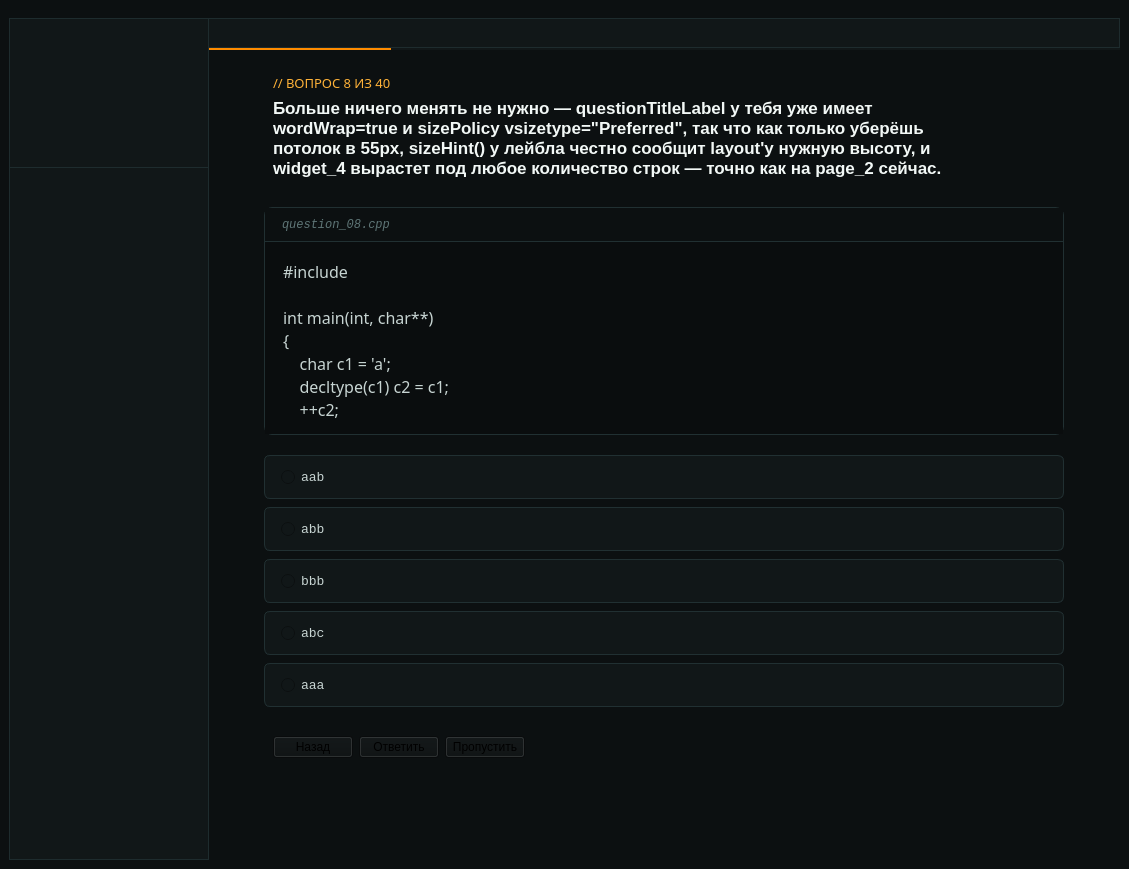
Above: src/mainwindow.ui from Krona-org/CodeForge before the change. Below: the same form after it.
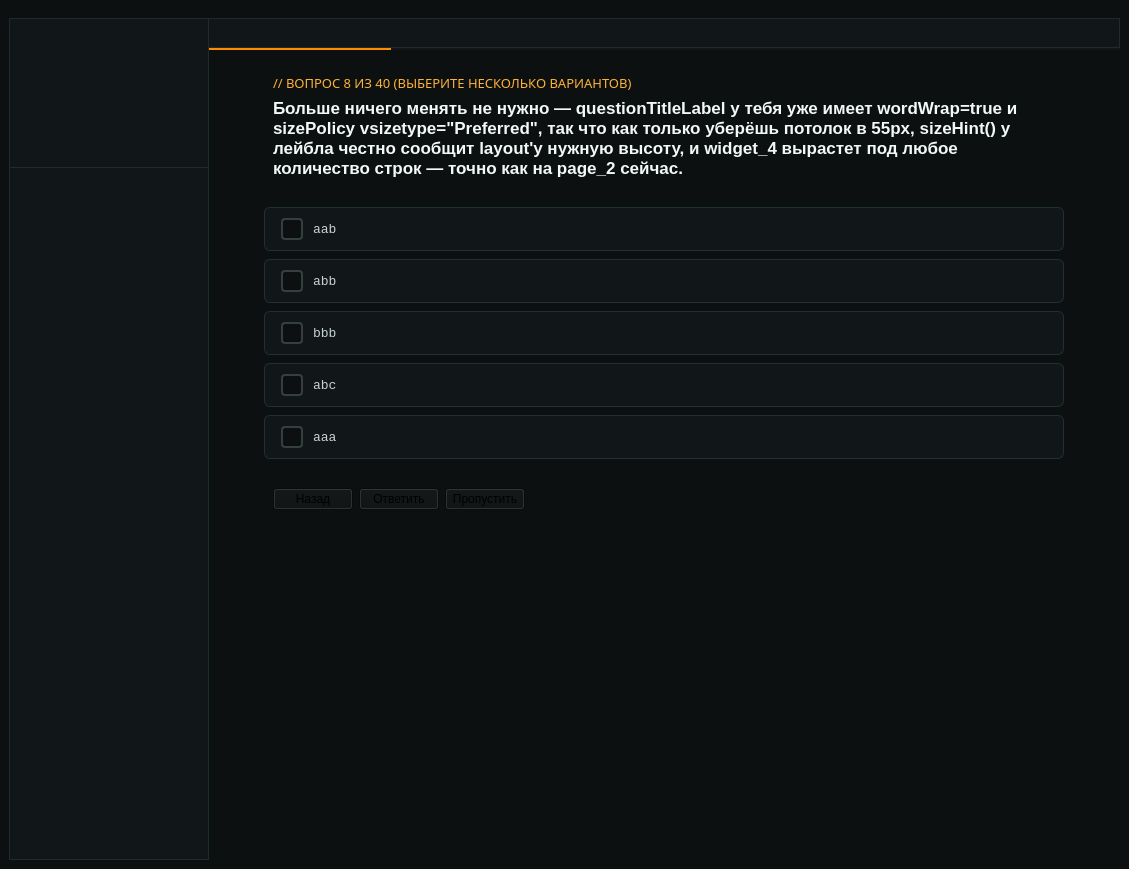
That is the form after the change. Custom widgets are drawn as their Qt base class.

Commit message: добавил page3 в несколькими ответами

The edit to the form file:
```diff
--- a/src/mainwindow.ui
+++ b/src/mainwindow.ui
@@ -86,7 +86,7 @@
           <item>
            <widget class="QStackedWidget" name="stackedWidget">
             <property name="currentIndex">
-             <number>0</number>
+             <number>2</number>
             </property>
             <widget class="QWidget" name="page">
              <layout class="QGridLayout" name="gridLayout_3">
@@ -1107,6 +1107,554 @@
               </item>
              </layout>
             </widget>
+            <widget class="QWidget" name="page_3">
+             <layout class="QGridLayout" name="gridLayout_9">
+              <property name="leftMargin">
+               <number>0</number>
+              </property>
+              <property name="topMargin">
+               <number>6</number>
+              </property>
+              <property name="rightMargin">
+               <number>0</number>
+              </property>
+              <property name="bottomMargin">
+               <number>6</number>
+              </property>
+              <property name="spacing">
+               <number>0</number>
+              </property>
+              <item row="0" column="0">
+               <widget class="SmoothScrollArea" name="scrollArea_3">
+                <property name="styleSheet">
+                 <string notr="true">QScrollArea {
+    border: 0px;
+}
+QScrollBar:vertical {
+    background: rgb(12, 16, 17);
+    width: 2px;
+    margin: 0px;
+}
+QScrollBar::handle:vertical {
+    background: rgb(255, 140, 0);
+    border-radius: 3px;
+    min-height: 24px;
+}
+QScrollBar::handle:vertical:hover {
+    background: rgb(255, 178, 56);
+}
+QScrollBar::add-line:vertical, QScrollBar::sub-line:vertical {
+    height: 0px;
+}
+QScrollBar::add-page:vertical, QScrollBar::sub-page:vertical {
+    background: none;
+}</string>
+                </property>
+                <property name="widgetResizable">
+                 <bool>true</bool>
+                </property>
+                <widget class="QWidget" name="scrollAreaWidgetContents_3">
+                 <property name="geometry">
+                  <rect>
+                   <x>0</x>
+                   <y>0</y>
+                   <width>917</width>
+                   <height>777</height>
+                  </rect>
+                 </property>
+                 <layout class="QGridLayout" name="gridLayout_10">
+                  <property name="verticalSpacing">
+                   <number>20</number>
+                  </property>
+                  <item row="1" column="0">
+                   <widget class="QWidget" name="optionsWidget_3" native="true">
+                    <property name="sizePolicy">
+                     <sizepolicy hsizetype="Preferred" vsizetype="Fixed">
+                      <horstretch>0</horstretch>
+                      <verstretch>0</verstretch>
+                     </sizepolicy>
+                    </property>
+                    <property name="maximumSize">
+                     <size>
+                      <width>800</width>
+                      <height>16777215</height>
+                     </size>
+                    </property>
+                    <layout class="QVBoxLayout" name="optionsLayout_3">
+                     <property name="spacing">
+                      <number>8</number>
+                     </property>
+                     <property name="leftMargin">
+                      <number>0</number>
+                     </property>
+                     <property name="topMargin">
+                      <number>0</number>
+                     </property>
+                     <property name="rightMargin">
+                      <number>0</number>
+                     </property>
+                     <property name="bottomMargin">
+                      <number>0</number>
+                     </property>
+                     <item>
+                      <widget class="QCheckBox" name="optionCheck1_3">
+                       <property name="sizePolicy">
+                        <sizepolicy hsizetype="Expanding" vsizetype="Fixed">
+                         <horstretch>0</horstretch>
+                         <verstretch>0</verstretch>
+                        </sizepolicy>
+                       </property>
+                       <property name="minimumSize">
+                        <size>
+                         <width>0</width>
+                         <height>44</height>
+                        </size>
+                       </property>
+                       <property name="maximumSize">
+                        <size>
+                         <width>800</width>
+                         <height>16777215</height>
+                        </size>
+                       </property>
+                       <property name="font">
+                        <font>
+                         <family>Consolas</family>
+                         <pointsize>10</pointsize>
+                        </font>
+                       </property>
+                       <property name="styleSheet">
+                        <string notr="true">QCheckBox {
+    background-color: rgb(17, 23, 24);
+    color: rgb(199, 212, 210);
+    border: 1px solid rgb(33, 48, 50);
+    border-radius: 6px;
+    padding-left: 16px;
+    spacing: 10px;
+}
+QCheckBox:hover {
+    background-color: rgb(22, 30, 32);
+    border-color: rgb(51, 64, 63);
+}
+QCheckBox::indicator {
+    width: 18px;
+    height: 18px;
+    border: 2px solid rgb(51, 64, 63);
+    border-radius: 4px;
+    background-color: rgb(12, 16, 17);
+}
+QCheckBox::indicator:hover {
+    border-color: rgb(94, 117, 118);
+}
+QCheckBox::indicator:checked {
+    background-color: rgb(64, 156, 255);
+    border-color: rgb(64, 156, 255);
+}
+QCheckBox::indicator:checked:hover {
+    background-color: rgb(102, 178, 255);
+    border-color: rgb(102, 178, 255);
+}
+</string>
+                       </property>
+                       <property name="text">
+                        <string>aab</string>
+                       </property>
+                      </widget>
+                     </item>
+                     <item>
+                      <widget class="QCheckBox" name="optionCheck2_3">
+                       <property name="sizePolicy">
+                        <sizepolicy hsizetype="Expanding" vsizetype="Fixed">
+                         <horstretch>0</horstretch>
+                         <verstretch>0</verstretch>
+                        </sizepolicy>
+                       </property>
+                       <property name="minimumSize">
+                        <size>
+                         <width>0</width>
+                         <height>44</height>
+                        </size>
+                       </property>
+                       <property name="maximumSize">
+                        <size>
+                         <width>800</width>
+                         <height>16777215</height>
+                        </size>
+                       </property>
+                       <property name="font">
+                        <font>
+                         <family>Consolas</family>
+                         <pointsize>10</pointsize>
+                        </font>
+                       </property>
+                       <property name="styleSheet">
+                        <string notr="true">QCheckBox {
+    background-color: rgb(17, 23, 24);
+    color: rgb(199, 212, 210);
+    border: 1px solid rgb(33, 48, 50);
+    border-radius: 6px;
+    padding-left: 16px;
+    spacing: 10px;
+}
+QCheckBox:hover {
+    background-color: rgb(22, 30, 32);
+    border-color: rgb(51, 64, 63);
+}
+QCheckBox::indicator {
+    width: 18px;
+    height: 18px;
+    border: 2px solid rgb(51, 64, 63);
+    border-radius: 4px;
+    background-color: rgb(12, 16, 17);
+}
+QCheckBox::indicator:hover {
+    border-color: rgb(94, 117, 118);
+}
+QCheckBox::indicator:checked {
+    background-color: rgb(64, 156, 255);
+    border-color: rgb(64, 156, 255);
+}
+QCheckBox::indicator:checked:hover {
+    background-color: rgb(102, 178, 255);
+    border-color: rgb(102, 178, 255);
+}
+</string>
+                       </property>
+                       <property name="text">
+                        <string>abb</string>
+                       </property>
+                      </widget>
+                     </item>
+                     <item>
+                      <widget class="QCheckBox" name="optionCheck3_3">
+                       <property name="sizePolicy">
+                        <sizepolicy hsizetype="Expanding" vsizetype="Fixed">
+                         <horstretch>0</horstretch>
+                         <verstretch>0</verstretch>
+                        </sizepolicy>
+                       </property>
+                       <property name="minimumSize">
+                        <size>
+                         <width>0</width>
+                         <height>44</height>
+                        </size>
+                       </property>
+                       <property name="maximumSize">
+                        <size>
+                         <width>800</width>
+                         <height>16777215</height>
+                        </size>
+                       </property>
+                       <property name="font">
+                        <font>
+                         <family>Consolas</family>
+                         <pointsize>10</pointsize>
+                        </font>
+                       </property>
+                       <property name="styleSheet">
+                        <string notr="true">QCheckBox {
+    background-color: rgb(17, 23, 24);
+    color: rgb(199, 212, 210);
+    border: 1px solid rgb(33, 48, 50);
+    border-radius: 6px;
+    padding-left: 16px;
+    spacing: 10px;
+}
+QCheckBox:hover {
+    background-color: rgb(22, 30, 32);
+    border-color: rgb(51, 64, 63);
+}
+QCheckBox::indicator {
+    width: 18px;
+    height: 18px;
+    border: 2px solid rgb(51, 64, 63);
+    border-radius: 4px;
+    background-color: rgb(12, 16, 17);
+}
+QCheckBox::indicator:hover {
+    border-color: rgb(94, 117, 118);
+}
+QCheckBox::indicator:checked {
+    background-color: rgb(64, 156, 255);
+    border-color: rgb(64, 156, 255);
+}
+QCheckBox::indicator:checked:hover {
+    background-color: rgb(102, 178, 255);
+    border-color: rgb(102, 178, 255);
+}
+</string>
+                       </property>
+                       <property name="text">
+                        <string>bbb</string>
+                       </property>
+                      </widget>
+                     </item>
+                     <item>
+                      <widget class="QCheckBox" name="optionCheck4_3">
+                       <property name="sizePolicy">
+                        <sizepolicy hsizetype="Expanding" vsizetype="Fixed">
+                         <horstretch>0</horstretch>
+                         <verstretch>0</verstretch>
+                        </sizepolicy>
+                       </property>
+                       <property name="minimumSize">
+                        <size>
+                         <width>0</width>
+                         <height>44</height>
+                        </size>
+                       </property>
+                       <property name="maximumSize">
+                        <size>
+                         <width>800</width>
+                         <height>16777215</height>
+                        </size>
+                       </property>
+                       <property name="font">
+                        <font>
+                         <family>Consolas</family>
+                         <pointsize>10</pointsize>
+                        </font>
+                       </property>
+                       <property name="styleSheet">
+                        <string notr="true">QCheckBox {
+    background-color: rgb(17, 23, 24);
+    color: rgb(199, 212, 210);
+    border: 1px solid rgb(33, 48, 50);
+    border-radius: 6px;
+    padding-left: 16px;
+    spacing: 10px;
+}
+QCheckBox:hover {
+    background-color: rgb(22, 30, 32);
+    border-color: rgb(51, 64, 63);
+}
+QCheckBox::indicator {
+    width: 18px;
+    height: 18px;
+    border: 2px solid rgb(51, 64, 63);
+    border-radius: 4px;
+    background-color: rgb(12, 16, 17);
+}
+QCheckBox::indicator:hover {
+    border-color: rgb(94, 117, 118);
+}
+QCheckBox::indicator:checked {
+    background-color: rgb(64, 156, 255);
+    border-color: rgb(64, 156, 255);
+}
+QCheckBox::indicator:checked:hover {
+    background-color: rgb(102, 178, 255);
+    border-color: rgb(102, 178, 255);
+}
+</string>
+                       </property>
+                       <property name="text">
+                        <string>abc</string>
+                       </property>
+                      </widget>
+                     </item>
+                     <item>
+                      <widget class="QCheckBox" name="optionCheck5_3">
+                       <property name="sizePolicy">
+                        <sizepolicy hsizetype="Expanding" vsizetype="Fixed">
+                         <horstretch>0</horstretch>
+                         <verstretch>0</verstretch>
+                        </sizepolicy>
+                       </property>
+                       <property name="minimumSize">
+                        <size>
+                         <width>0</width>
+                         <height>44</height>
+                        </size>
+                       </property>
+                       <property name="maximumSize">
+                        <size>
+                         <width>800</width>
+                         <height>16777215</height>
+                        </size>
+                       </property>
+                       <property name="font">
+                        <font>
+                         <family>Consolas</family>
+                         <pointsize>10</pointsize>
+                        </font>
+                       </property>
+                       <property name="styleSheet">
+                        <string notr="true">QCheckBox {
+    background-color: rgb(17, 23, 24);
+    color: rgb(199, 212, 210);
+    border: 1px solid rgb(33, 48, 50);
+    border-radius: 6px;
+    padding-left: 16px;
+    spacing: 10px;
+}
+QCheckBox:hover {
+    background-color: rgb(22, 30, 32);
+    border-color: rgb(51, 64, 63);
+}
+QCheckBox::indicator {
+    width: 18px;
+    height: 18px;
+    border: 2px solid rgb(51, 64, 63);
+    border-radius: 4px;
+    background-color: rgb(12, 16, 17);
+}
+QCheckBox::indicator:hover {
+    border-color: rgb(94, 117, 118);
+}
+QCheckBox::indicator:checked {
+    background-color: rgb(64, 156, 255);
+    border-color: rgb(64, 156, 255);
+}
+QCheckBox::indicator:checked:hover {
+    background-color: rgb(102, 178, 255);
+    border-color: rgb(102, 178, 255);
+}
+</string>
+                       </property>
+                       <property name="text">
+                        <string>aaa</string>
+                       </property>
+                      </widget>
+                     </item>
+                    </layout>
+                   </widget>
+                  </item>
+                  <item row="3" column="0">
+                   <spacer name="verticalSpacer_3">
+                    <property name="orientation">
+                     <enum>Qt::Orientation::Vertical</enum>
+                    </property>
+                    <property name="sizeHint" stdset="0">
+                     <size>
+                      <width>20</width>
+                      <height>40</height>
+                     </size>
+                    </property>
+                   </spacer>
+                  </item>
+                  <item row="0" column="0">
+                   <widget class="QWidget" name="widget_8" native="true">
+                    <property name="sizePolicy">
+                     <sizepolicy hsizetype="Preferred" vsizetype="Fixed">
+                      <horstretch>0</horstretch>
+                      <verstretch>0</verstretch>
+                     </sizepolicy>
+                    </property>
+                    <property name="maximumSize">
+                     <size>
+                      <width>800</width>
+                      <height>16777215</height>
+                     </size>
+                    </property>
+                    <layout class="QVBoxLayout" name="verticalLayout_4">
+                     <item>
+                      <widget class="QLabel" name="questionEyebrowLabel_3">
+                       <property name="sizePolicy">
+                        <sizepolicy hsizetype="Preferred" vsizetype="Fixed">
+                         <horstretch>0</horstretch>
+                         <verstretch>0</verstretch>
+                        </sizepolicy>
+                       </property>
+                       <property name="font">
+                        <font>
+                         <family>Noto Sans</family>
+                         <pointsize>10</pointsize>
+                        </font>
+                       </property>
+                       <property name="styleSheet">
+                        <string notr="true">QLabel#questionEyebrowLabel_3 {
+    color: rgb(255, 178, 56);
+    border: none;
+}</string>
+                       </property>
+                       <property name="text">
+                        <string>// ВОПРОС 8 ИЗ 40 (ВЫБЕРИТЕ НЕСКОЛЬКО ВАРИАНТОВ)</string>
+                       </property>
+                      </widget>
+                     </item>
+                     <item>
+                      <widget class="QLabel" name="questionTitleLabel_4">
+                       <property name="sizePolicy">
+                        <sizepolicy hsizetype="Preferred" vsizetype="Preferred">
+                         <horstretch>0</horstretch>
+                         <verstretch>0</verstretch>
+                        </sizepolicy>
+                       </property>
+                       <property name="font">
+                        <font>
+                         <pointsize>13</pointsize>
+                         <bold>true</bold>
+                        </font>
+                       </property>
+                       <property name="styleSheet">
+                        <string notr="true">QLabel#questionTitleLabel_4 {
+    color: rgb(242, 248, 246);
+    border: none;
+}</string>
+                       </property>
+                       <property name="text">
+                        <string>Больше ничего менять не нужно — questionTitleLabel у тебя уже имеет wordWrap=true и sizePolicy vsizetype=&quot;Preferred&quot;, так что как только уберёшь потолок в 55px, sizeHint() у лейбла честно сообщит layout'у нужную высоту, и widget_4 вырастет под любое количество строк — точно как на page_2 сейчас.</string>
+                       </property>
+                       <property name="wordWrap">
+                        <bool>true</bool>
+                       </property>
+                      </widget>
+                     </item>
+                    </layout>
+                   </widget>
+                  </item>
+                  <item row="2" column="0">
+                   <widget class="QWidget" name="widget_9" native="true">
+                    <property name="maximumSize">
+                     <size>
+                      <width>800</width>
+                      <height>16777215</height>
+                     </size>
+                    </property>
+                    <layout class="QGridLayout" name="gridLayout_11">
+                     <item row="0" column="0">
+                      <widget class="QPushButton" name="pushButton_7">
+                       <property name="text">
+                        <string>Назад</string>
+                       </property>
+                      </widget>
+                     </item>
+                     <item row="0" column="2">
+                      <widget class="QPushButton" name="pushButton_9">
+                       <property name="text">
+                        <string>Пропустить</string>
+                       </property>
+                      </widget>
+                     </item>
+                     <item row="0" column="1">
+                      <widget class="QPushButton" name="pushButton_8">
+                       <property name="text">
+                        <string>Ответить</string>
+                       </property>
+                      </widget>
+                     </item>
+                     <item row="0" column="3">
+                      <spacer name="horizontalSpacer_3">
+                       <property name="orientation">
+                        <enum>Qt::Orientation::Horizontal</enum>
+                       </property>
+                       <property name="sizeHint" stdset="0">
+                        <size>
+                         <width>40</width>
+                         <height>20</height>
+                        </size>
+                       </property>
+                      </spacer>
+                     </item>
+                    </layout>
+                   </widget>
+                  </item>
+                 </layout>
+                </widget>
+               </widget>
+              </item>
+             </layout>
+            </widget>
            </widget>
           </item>
          </layout>
```
